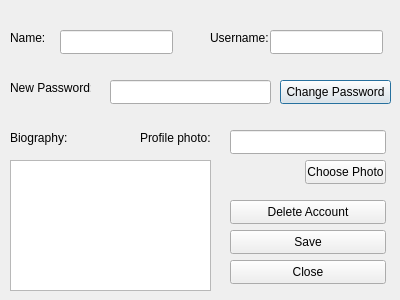
Above: accountsettingsdialog.ui from Kiana-hash/MusicAppQt before the change. Below: the same form after it.
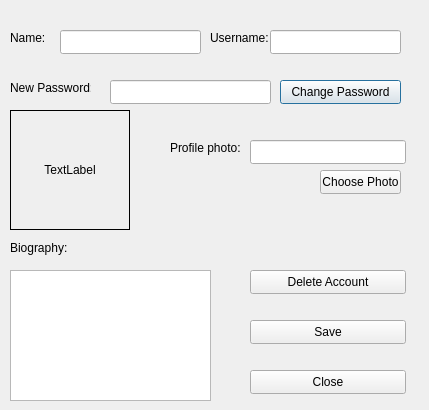
That is the form after the change.

The edit to the form file:
```diff
--- a/accountsettingsdialog.ui
+++ b/accountsettingsdialog.ui
@@ -6,8 +6,8 @@
    <rect>
     <x>0</x>
     <y>0</y>
-    <width>400</width>
-    <height>300</height>
+    <width>429</width>
+    <height>410</height>
    </rect>
   </property>
   <property name="windowTitle">
@@ -18,7 +18,7 @@
     <rect>
      <x>60</x>
      <y>30</y>
-     <width>113</width>
+     <width>141</width>
      <height>24</height>
     </rect>
    </property>
@@ -28,7 +28,7 @@
     <rect>
      <x>270</x>
      <y>30</y>
-     <width>113</width>
+     <width>131</width>
      <height>24</height>
     </rect>
    </property>
@@ -90,7 +90,7 @@
     <rect>
      <x>280</x>
      <y>80</y>
-     <width>111</width>
+     <width>121</width>
      <height>24</height>
     </rect>
    </property>
@@ -101,8 +101,8 @@
   <widget class="QLineEdit" name="profilePhotoLineEdit">
    <property name="geometry">
     <rect>
-     <x>230</x>
-     <y>130</y>
+     <x>250</x>
+     <y>140</y>
      <width>156</width>
      <height>24</height>
     </rect>
@@ -117,8 +117,8 @@
   <widget class="QPushButton" name="choosePhotoButton">
    <property name="geometry">
     <rect>
-     <x>305</x>
-     <y>160</y>
+     <x>320</x>
+     <y>170</y>
      <width>81</width>
      <height>24</height>
     </rect>
@@ -130,8 +130,8 @@
   <widget class="QPushButton" name="deleteAccountButton">
    <property name="geometry">
     <rect>
-     <x>230</x>
-     <y>200</y>
+     <x>250</x>
+     <y>270</y>
      <width>156</width>
      <height>24</height>
     </rect>
@@ -143,8 +143,8 @@
   <widget class="QPushButton" name="closeButton">
    <property name="geometry">
     <rect>
-     <x>230</x>
-     <y>260</y>
+     <x>250</x>
+     <y>370</y>
      <width>156</width>
      <height>24</height>
     </rect>
@@ -157,7 +157,7 @@
    <property name="geometry">
     <rect>
      <x>10</x>
-     <y>130</y>
+     <y>240</y>
      <width>57</width>
      <height>16</height>
     </rect>
@@ -169,9 +169,9 @@
   <widget class="QLabel" name="label_6">
    <property name="geometry">
     <rect>
-     <x>140</x>
-     <y>130</y>
-     <width>81</width>
+     <x>170</x>
+     <y>140</y>
+     <width>71</width>
      <height>16</height>
     </rect>
    </property>
@@ -183,7 +183,7 @@
    <property name="geometry">
     <rect>
      <x>10</x>
-     <y>160</y>
+     <y>270</y>
      <width>201</width>
      <height>131</height>
     </rect>
@@ -192,8 +192,8 @@
   <widget class="QPushButton" name="saveProfileButton">
    <property name="geometry">
     <rect>
-     <x>230</x>
-     <y>230</y>
+     <x>250</x>
+     <y>320</y>
      <width>156</width>
      <height>24</height>
     </rect>
@@ -202,6 +202,25 @@
     <string>Save</string>
    </property>
   </widget>
+  <widget class="QLabel" name="profilePhotoLabel">
+   <property name="geometry">
+    <rect>
+     <x>10</x>
+     <y>110</y>
+     <width>120</width>
+     <height>120</height>
+    </rect>
+   </property>
+   <property name="frameShape">
+    <enum>QFrame::Shape::Box</enum>
+   </property>
+   <property name="text">
+    <string>TextLabel</string>
+   </property>
+   <property name="alignment">
+    <set>Qt::AlignmentFlag::AlignCenter</set>
+   </property>
+  </widget>
  </widget>
  <resources/>
  <connections/>
```
